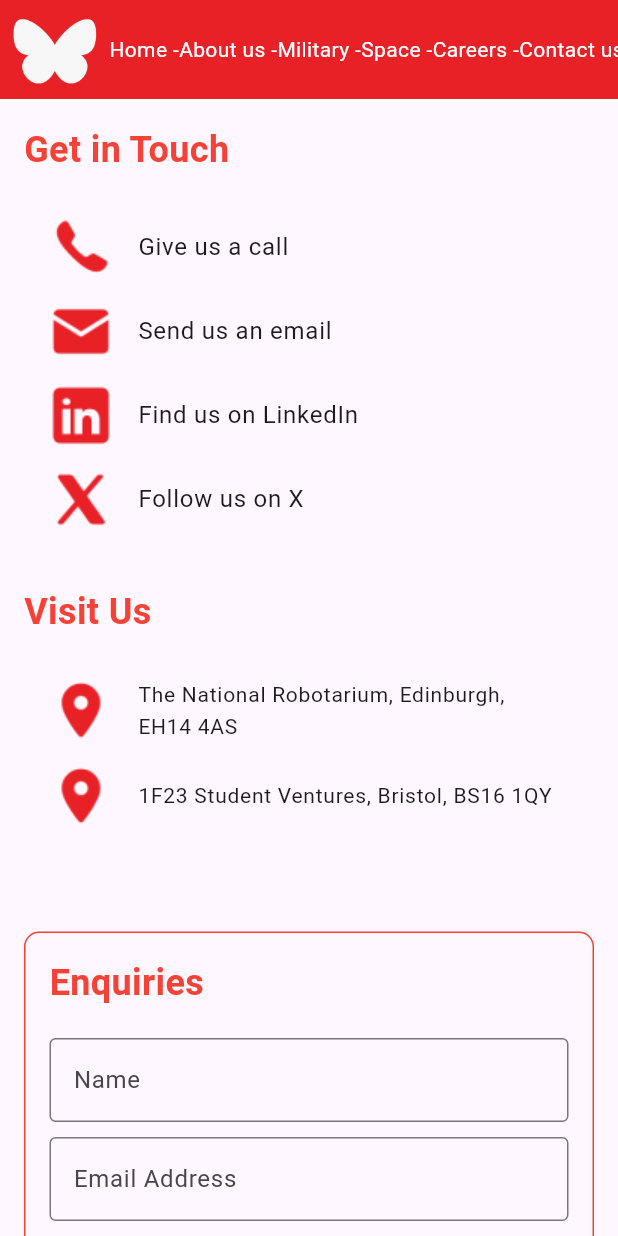
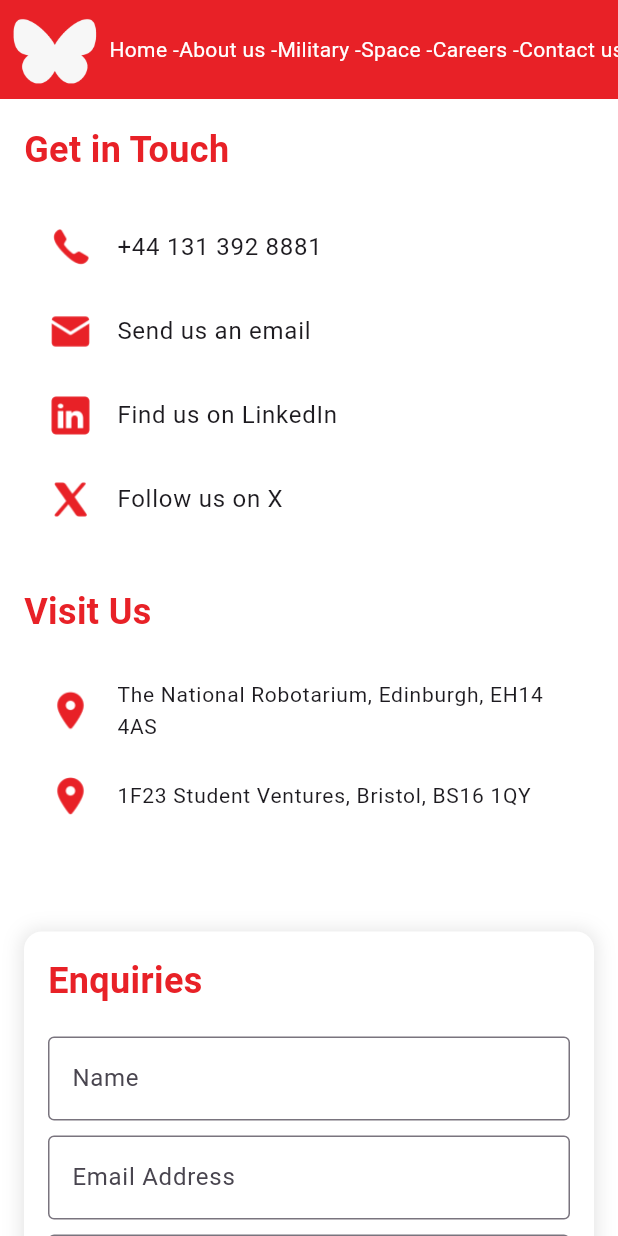
Before and after one commit to GI-Healthcare-Industries-Limited/GI-Website, a Flutter app: the ContactPage screen opened directly, on a phone screen of 412 x 824 dp. Run offline on Flutter 3.47's test engine with Material 3 defaults, Android fonts, the light colour scheme and no system bars; our stand-ins replace video_player, visibility_detector.

Commit message:
Update contact_page.dart

```diff
--- a/frontend/lib/pages/contact_page.dart
+++ b/frontend/lib/pages/contact_page.dart
@@ -1,4 +1,6 @@
 import 'package:flutter/material.dart';
+import 'package:frontend/themes/main_theme.dart';
+import 'package:frontend/utils/helpers.dart';
 import 'package:frontend/widgets/navigation_bar.dart';
 
 class ContactPage extends StatelessWidget {
@@ -7,26 +9,34 @@ class ContactPage extends StatelessWidget {
   @override
   Widget build(BuildContext context) {
     return Scaffold(
+      backgroundColor: Colors.white,
       body: SingleChildScrollView(
         child: Column(
           children: [
             const NavBar(isTransparent: false),
             Center(
               child: ConstrainedBox(
-                constraints: const BoxConstraints(maxWidth: 1600), // Limit the content width
+                constraints: const BoxConstraints(
+                    maxWidth: 1600), // Limit the content width
                 child: LayoutBuilder(
                   builder: (context, constraints) {
-                    // Check if the width is more than 600px (typically a breakpoint for mobile/tablet)
                     if (constraints.maxWidth > 600) {
                       return const Row(
+                        mainAxisAlignment: MainAxisAlignment
+                            .center, // Center the row horizontally
                         crossAxisAlignment: CrossAxisAlignment.start,
                         children: [
                           // Enquiries Box on the left
-                          Expanded(flex: 2, child: EnquiriesBox()),
-                          // Spacer
+                          SizedBox(
+                            width: 500, // Give it a fixed width
+                            child: EnquiriesBox(),
+                          ),
                           SizedBox(width: 30),
                           // Get in Touch and Visit Us on the right
-                          Expanded(flex: 3, child: GetInTouchBox()),
+                          SizedBox(
+                            width: 500, // Give it a fixed width
+                            child: GetInTouchBox(),
+                          ),
                         ],
                       );
                     } else {
@@ -62,10 +72,7 @@ class EnquiriesBox extends StatelessWidget {
     return Padding(
       padding: const EdgeInsets.all(16.0),
       child: Container(
-        decoration: BoxDecoration(
-          border: Border.all(color: Colors.red),
-          borderRadius: BorderRadius.circular(10),
-        ),
+        decoration: MainTheme.tileDecoration,
         padding: const EdgeInsets.all(16.0),
         child: Column(
           crossAxisAlignment: CrossAxisAlignment.start,
@@ -75,7 +82,7 @@ class EnquiriesBox extends StatelessWidget {
               style: TextStyle(
                 fontSize: 24,
                 fontWeight: FontWeight.bold,
-                color: Colors.red,
+                color: MainTheme.giRed,
               ),
             ),
             const SizedBox(height: 20),
@@ -112,8 +119,31 @@ class EnquiriesBox extends StatelessWidget {
               onPressed: () {
                 // Submit logic here
               },
-              style: ElevatedButton.styleFrom(
-                backgroundColor: Colors.red,
+              style: ButtonStyle(
+                backgroundColor: WidgetStateProperty.resolveWith<Color>(
+                  (Set<WidgetState> states) {
+                    if (states.contains(WidgetState.hovered)) {
+                      return Colors.white;
+                    }
+                    return MainTheme.giRed;
+                  },
+                ),
+                foregroundColor: WidgetStateProperty.resolveWith<Color>(
+                  (Set<WidgetState> states) {
+                    if (states.contains(WidgetState.hovered)) {
+                      return MainTheme.giRed;
+                    }
+                    return Colors.white;
+                  },
+                ),
+                side: WidgetStateProperty.resolveWith<BorderSide>(
+                  (Set<WidgetState> states) {
+                    if (states.contains(WidgetState.hovered)) {
+                      return const BorderSide(color: MainTheme.giRed);
+                    }
+                    return BorderSide.none;
+                  },
+                ),
               ),
               child: const Text('Submit'),
             ),
@@ -141,24 +171,47 @@ class GetInTouchBox extends StatelessWidget {
             style: TextStyle(
               fontSize: 24,
               fontWeight: FontWeight.bold,
-              color: Colors.red,
+              color: MainTheme.giRed,
             ),
           ),
           const SizedBox(height: 20),
-          ListTile(
-            leading: Image.asset('assets/images/red_phone.png'),
-            title: const Text('Give us a call'),
+          InkWell(
+            onTap: () => Helpers.SendToUrl('tel:+441313928881'),
+            child: ListTile(
+              leading: Image.asset(
+                'assets/images/red_phone.png',
+                height: 30,
+              ),
+              title: const Text('+44 131 392 8881'),
+            ),
+          ),
+          InkWell(
+            onTap: () =>
+                Helpers.SendToUrl('mailto:enquiries@gihealthcare.co.uk'),
+            child: ListTile(
+              leading: Image.asset(
+                'assets/images/red_mail.png',
+                height: 30,
+              ),
+              title: const Text('Send us an email'),
+            ),
+          ),
+          InkWell(
+            onTap: () =>
+                Helpers.SendToUrl('https://www.linkedin.com/company/gihil/'),
+            child: ListTile(
+              leading: Image.asset(
+                'assets/images/red_linkedin.png',
+                height: 30,
+              ),
+              title: const Text('Find us on LinkedIn'),
+            ),
           ),
           ListTile(
-            leading: Image.asset('assets/images/red_mail.png'),
-            title: const Text('Send us an email'),
+            leading: Image.asset(
+              'assets/images/red_x.png',
+              height: 30,
             ),
-          ListTile(
-            leading: Image.asset('assets/images/red_linkedin.png'),
-            title: const Text('Find us on LinkedIn'),
-          ),
-          ListTile(
-            leading: Image.asset('assets/images/red_x.png'),
             title: const Text('Follow us on X'),
           ),
           const SizedBox(height: 30),
@@ -168,22 +221,36 @@ class GetInTouchBox extends StatelessWidget {
             style: TextStyle(
               fontSize: 24,
               fontWeight: FontWeight.bold,
-              color: Colors.red,
+              color: MainTheme.giRed,
             ),
           ),
           const SizedBox(height: 20),
-          ListTile(
-            leading: Image.asset('assets/images/red_map_pin.png'),
+          InkWell(
+            onTap: () =>
+                Helpers.SendToUrl('https://maps.app.goo.gl/7Xtk2bhCXDban21n7'),
+            child: ListTile(
+              leading: Image.asset(
+                'assets/images/red_map_pin.png',
+                height: 30,
+              ),
               title: const Text(
                 'The National Robotarium, Edinburgh, EH14 4AS',
                 style: TextStyle(fontSize: 14),
               ),
             ),
-          ListTile(
-            leading: Image.asset('assets/images/red_map_pin.png'),
+          ),
+          InkWell(
+            onTap: () =>
+                Helpers.SendToUrl('https://maps.app.goo.gl/7Xtk2bhCXDban21n7'),
+            child: ListTile(
+              leading: Image.asset(
+                'assets/images/red_map_pin.png',
+                height: 30,
+              ),
               title: const Text(
                 '1F23 Student Ventures, Bristol, BS16 1QY',
                 style: TextStyle(fontSize: 14),
+              ),
             ),
           ),
         ],
```
Lines whose indentation alone changed are shown as unchanged.
